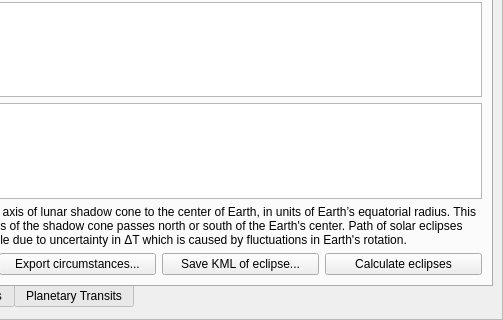
Qt form src/gui/astroCalcDialog.ui (Stellarium/stellarium) before a commit; both pictures show x 348 to 851 and y 147 to 467 of the 851 by 467 pixel window.
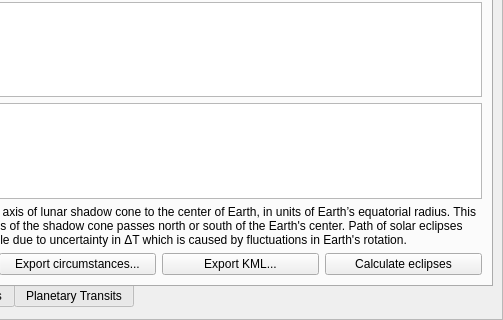
The same form after that commit. The open tabs and pages were chosen to show the change. Icons and pictures are not drawn. Custom widgets are drawn as their Qt base class.

Commit message: label an tooltip / busy cursor

Patch:
```diff
--- a/src/gui/astroCalcDialog.ui
+++ b/src/gui/astroCalcDialog.ui
@@ -2600,7 +2600,10 @@
                 <item>
                  <widget class="QPushButton" name="solareclipsesKMLSaveButton">
                   <property name="text">
-                   <string>Save KML of eclipse...</string>
+                   <string>Export KML...</string>
+                  </property>
+                  <property name="toolTip">
+                   <string>Export KML for visibility map of selected eclipse</string>
                   </property>
                  </widget>
                 </item>
```
The commit also changes 2 other files.
